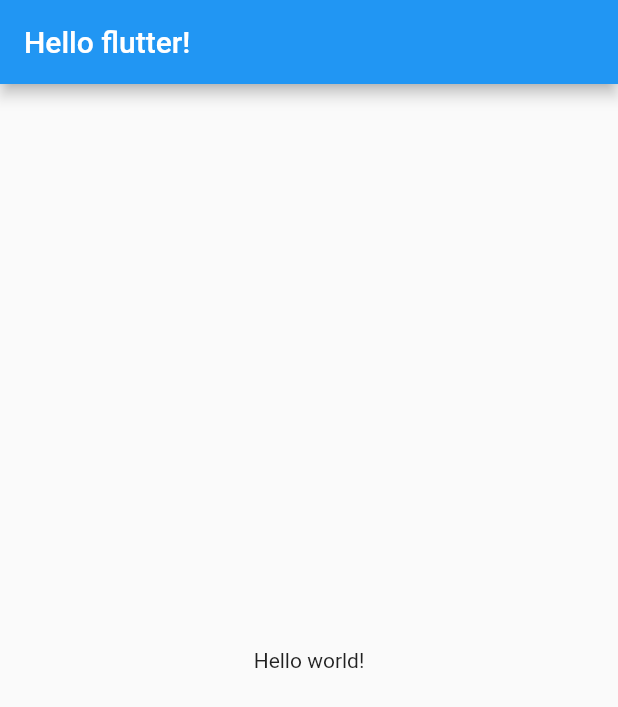
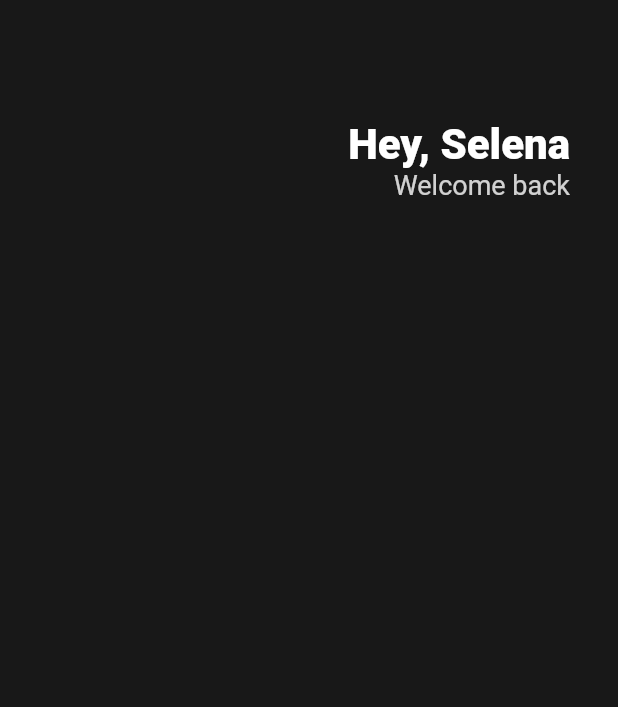
Before and after one commit to helious23/toonflix_2, a Flutter app: the screen it shows after launch, on a phone screen of 412 x 824 dp. Shown: the top 707 px of the screen. Run offline on Flutter 3.47's test engine with Material 2 defaults, Android fonts, the phone set to English and light mode, and no system bars.

Commit message:
3.0 Header

```diff
--- a/lib/main.dart
+++ b/lib/main.dart
@@ -11,11 +11,43 @@ class App extends StatelessWidget {
   Widget build(BuildContext context) {
     return MaterialApp(
       home: Scaffold(
-        appBar: AppBar(
-          title: const Text('Hello flutter!'),
-        ),
-        body: const Center(
-          child: Text('Hello world!'),
+        backgroundColor: const Color(0xFF181818),
+        body: Padding(
+          padding: const EdgeInsets.symmetric(
+            horizontal: 32,
+          ),
+          child: Column(
+            children: [
+              const SizedBox(
+                height: 80,
+              ),
+              Row(
+                mainAxisAlignment: MainAxisAlignment.end,
+                children: [
+                  Column(
+                    crossAxisAlignment: CrossAxisAlignment.end,
+                    children: [
+                      const Text(
+                        'Hey, Selena',
+                        style: TextStyle(
+                          color: Colors.white,
+                          fontSize: 28,
+                          fontWeight: FontWeight.w800,
+                        ),
+                      ),
+                      Text(
+                        'Welcome back',
+                        style: TextStyle(
+                          color: Colors.white.withOpacity(0.8),
+                          fontSize: 18,
+                        ),
+                      ),
+                    ],
+                  )
+                ],
+              )
+            ],
+          ),
         ),
       ),
     );
```
